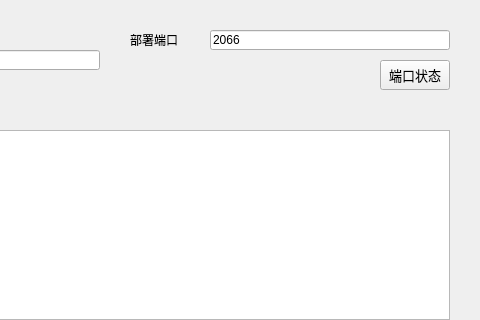
The window that DeploymentDialog.ui (hoohooer/NLP_Pytorch_Main) describes before a commit, drawn with Qt 5; both pictures show x 320 to 800 and y 0 to 320 of the 800 by 640 pixel window.
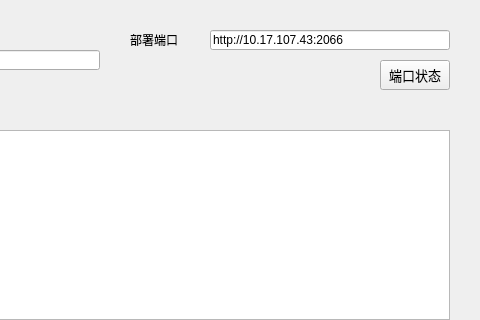
The same window after the commit. Icons and pictures are not drawn.

The edit to the form file:
```diff
--- a/DeploymentDialog.ui
+++ b/DeploymentDialog.ui
@@ -97,7 +97,7 @@
     </rect>
    </property>
    <property name="text">
-    <string>2066</string>
+    <string>http://10.17.107.43:2066</string>
    </property>
    <property name="readOnly">
     <bool>false</bool>
```
Left out of the diff: 42 changed lines with no effect on the pictures.
